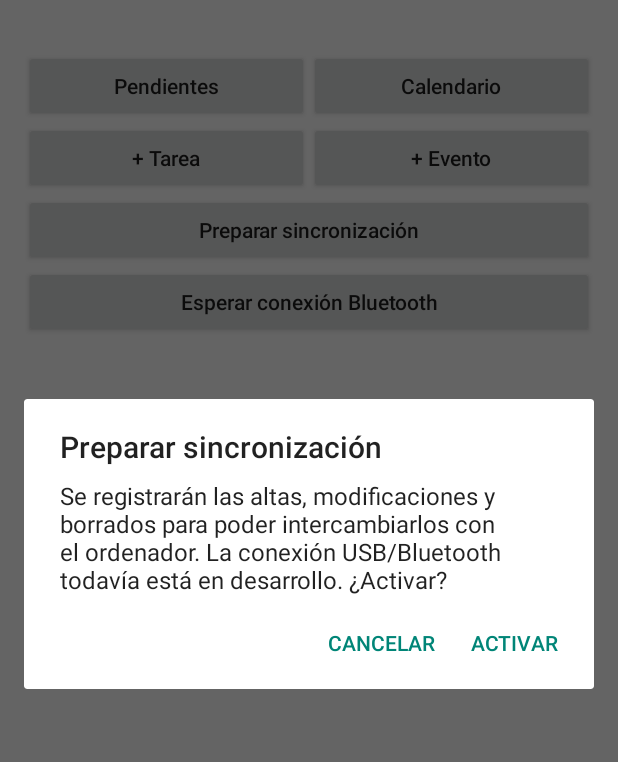
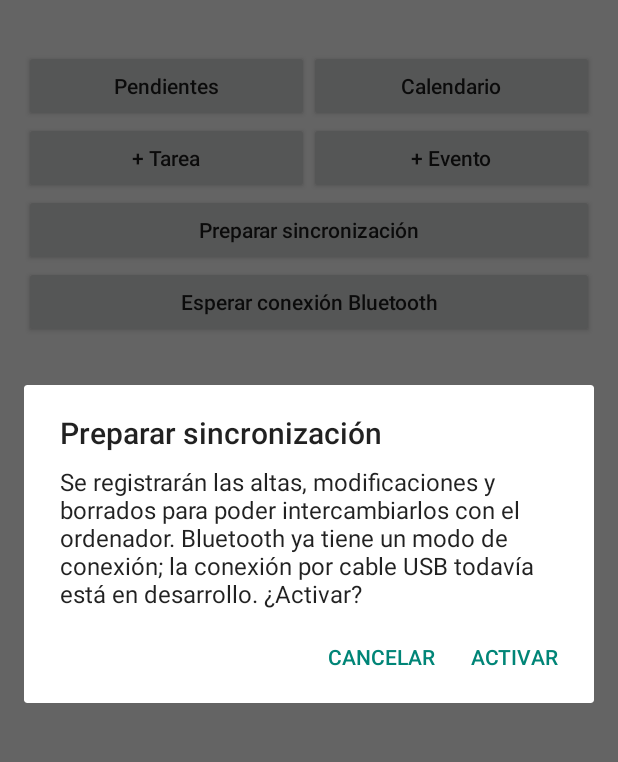
Before and after one commit to Jandri555/center-of-neurodivergence, an Android app: the screen it shows after launch (MainActivity), after a tap on "Preparar sincronización", on a phone screen of 412 x 824 dp, the part 74-836 px from its top. Run offline under Robolectric (Android 15) with nearby library versions, the phone set to English and light mode, and no system bars; 12 statements that could not run were skipped.

Commit message:
Update Android sync activation message for Bluetooth support

```diff
--- a/android/app/src/main/java/com/neurocenter/apps/agenda/MainActivity.java
+++ b/android/app/src/main/java/com/neurocenter/apps/agenda/MainActivity.java
@@ -411,7 +411,7 @@ public final class MainActivity extends Activity {
         new AlertDialog.Builder(this)
                 .setTitle("Preparar sincronización")
                 .setMessage("Se registrarán las altas, modificaciones y borrados para poder intercambiarlos "
-                        + "con el ordenador. La conexión USB/Bluetooth todavía está en desarrollo. ¿Activar?")
+                        + "con el ordenador. Bluetooth ya tiene un modo de conexión; la conexión por cable USB todavía está en desarrollo. ¿Activar?")
                 .setNegativeButton("Cancelar", null)
                 .setPositiveButton("Activar", (dialog, which) -> {
                     try {
```
